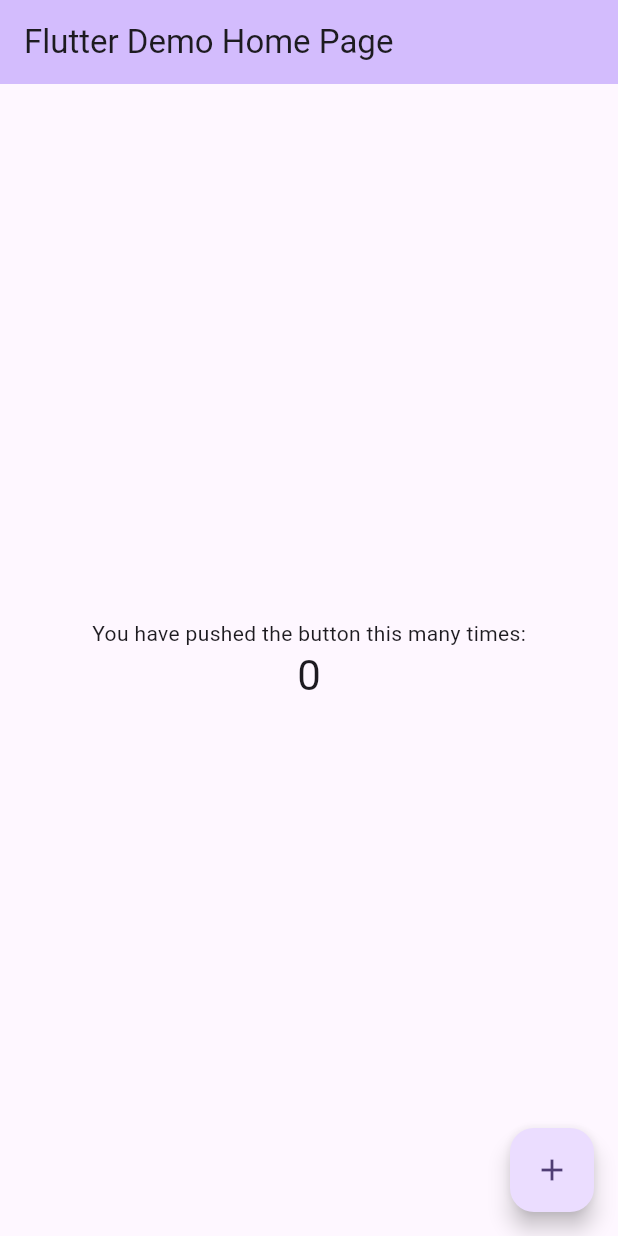
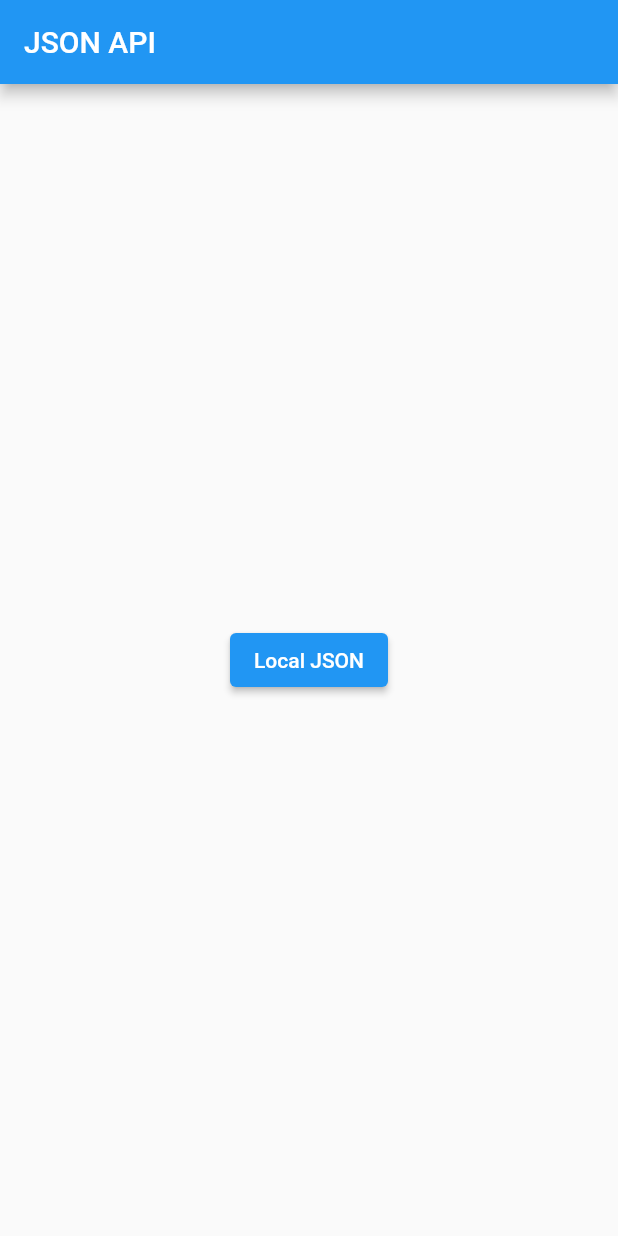
Before and after one commit to algonacci/dio-json-api, a Flutter app: the screen it shows after launch, on a phone screen of 412 x 824 dp. Run offline on Flutter 3.47's test engine with Material 2 defaults, Android fonts, the phone set to English and light mode, and no system bars.

Commit message:
read data from local json

```diff
--- a/lib/main.dart
+++ b/lib/main.dart
@@ -1,125 +1,51 @@
+import 'package:dio_json_api/local_json.dart';
 import 'package:flutter/material.dart';
 
 void main() {
-  runApp(const MyApp());
+  runApp(MyApp());
 }
 
 class MyApp extends StatelessWidget {
   const MyApp({super.key});
 
-  // This widget is the root of your application.
   @override
   Widget build(BuildContext context) {
     return MaterialApp(
-      title: 'Flutter Demo',
-      theme: ThemeData(
-        // This is the theme of your application.
-        //
-        // TRY THIS: Try running your application with "flutter run". You'll see
-        // the application has a blue toolbar. Then, without quitting the app,
-        // try changing the seedColor in the colorScheme below to Colors.green
-        // and then invoke "hot reload" (save your changes or press the "hot
-        // reload" button in a Flutter-supported IDE, or press "r" if you used
-        // the command line to start the app).
-        //
-        // Notice that the counter didn't reset back to zero; the application
-        // state is not lost during the reload. To reset the state, use hot
-        // restart instead.
-        //
-        // This works for code too, not just values: Most code changes can be
-        // tested with just a hot reload.
-        colorScheme: ColorScheme.fromSeed(seedColor: Colors.deepPurple),
-        useMaterial3: true,
-      ),
-      home: const MyHomePage(title: 'Flutter Demo Home Page'),
+      home: HomePage(),
     );
   }
 }
 
-class MyHomePage extends StatefulWidget {
-  const MyHomePage({super.key, required this.title});
-
-  // This widget is the home page of your application. It is stateful, meaning
-  // that it has a State object (defined below) that contains fields that affect
-  // how it looks.
-
-  // This class is the configuration for the state. It holds the values (in this
-  // case the title) provided by the parent (in this case the App widget) and
-  // used by the build method of the State. Fields in a Widget subclass are
-  // always marked "final".
-
-  final String title;
-
-  @override
-  State<MyHomePage> createState() => _MyHomePageState();
-}
-
-class _MyHomePageState extends State<MyHomePage> {
-  int _counter = 0;
-
-  void _incrementCounter() {
-    setState(() {
-      // This call to setState tells the Flutter framework that something has
-      // changed in this State, which causes it to rerun the build method below
-      // so that the display can reflect the updated values. If we changed
-      // _counter without calling setState(), then the build method would not be
-      // called again, and so nothing would appear to happen.
-      _counter++;
-    });
-  }
+class HomePage extends StatelessWidget {
+  const HomePage({super.key});
 
   @override
   Widget build(BuildContext context) {
-    // This method is rerun every time setState is called, for instance as done
-    // by the _incrementCounter method above.
-    //
-    // The Flutter framework has been optimized to make rerunning build methods
-    // fast, so that you can just rebuild anything that needs updating rather
-    // than having to individually change instances of widgets.
     return Scaffold(
       appBar: AppBar(
-        // TRY THIS: Try changing the color here to a specific color (to
-        // Colors.amber, perhaps?) and trigger a hot reload to see the AppBar
-        // change color while the other colors stay the same.
-        backgroundColor: Theme.of(context).colorScheme.inversePrimary,
-        // Here we take the value from the MyHomePage object that was created by
-        // the App.build method, and use it to set our appbar title.
-        title: Text(widget.title),
+        title: Text(
+          'JSON API',
+        ),
       ),
       body: Center(
-        // Center is a layout widget. It takes a single child and positions it
-        // in the middle of the parent.
         child: Column(
-          // Column is also a layout widget. It takes a list of children and
-          // arranges them vertically. By default, it sizes itself to fit its
-          // children horizontally, and tries to be as tall as its parent.
-          //
-          // Column has various properties to control how it sizes itself and
-          // how it positions its children. Here we use mainAxisAlignment to
-          // center the children vertically; the main axis here is the vertical
-          // axis because Columns are vertical (the cross axis would be
-          // horizontal).
-          //
-          // TRY THIS: Invoke "debug painting" (choose the "Toggle Debug Paint"
-          // action in the IDE, or press "p" in the console), to see the
-          // wireframe for each widget.
           mainAxisAlignment: MainAxisAlignment.center,
-          children: <Widget>[
-            const Text(
-              'You have pushed the button this many times:',
-            ),
-            Text(
-              '$_counter',
-              style: Theme.of(context).textTheme.headlineMedium,
+          children: [
+            ElevatedButton(
+              onPressed: () {
+                Navigator.of(context).push(
+                  MaterialPageRoute(
+                    builder: (context) => LocalJson(),
+                  ),
+                );
+              },
+              child: Text(
+                'Local JSON',
+              ),
             ),
           ],
         ),
       ),
-      floatingActionButton: FloatingActionButton(
-        onPressed: _incrementCounter,
-        tooltip: 'Increment',
-        child: const Icon(Icons.add),
-      ), // This trailing comma makes auto-formatting nicer for build methods.
     );
   }
 }
--- a/pubspec.yaml
+++ b/pubspec.yaml
@@ -59,9 +59,8 @@ flutter:
   uses-material-design: true
 
   # To add assets to your application, add an assets section, like this:
-  # assets:
-  #   - images/a_dot_burr.jpeg
-  #   - images/a_dot_ham.jpeg
+  assets:
+    - assets/data/books.json
 
   # An image asset can refer to one or more resolution-specific "variants", see
   # https://flutter.dev/assets-and-images/#resolution-aware
```
Also changed, not shown: assets/data/books.json (added, +38 -0 lines), lib/local_json.dart (added, +33 -0 lines).
